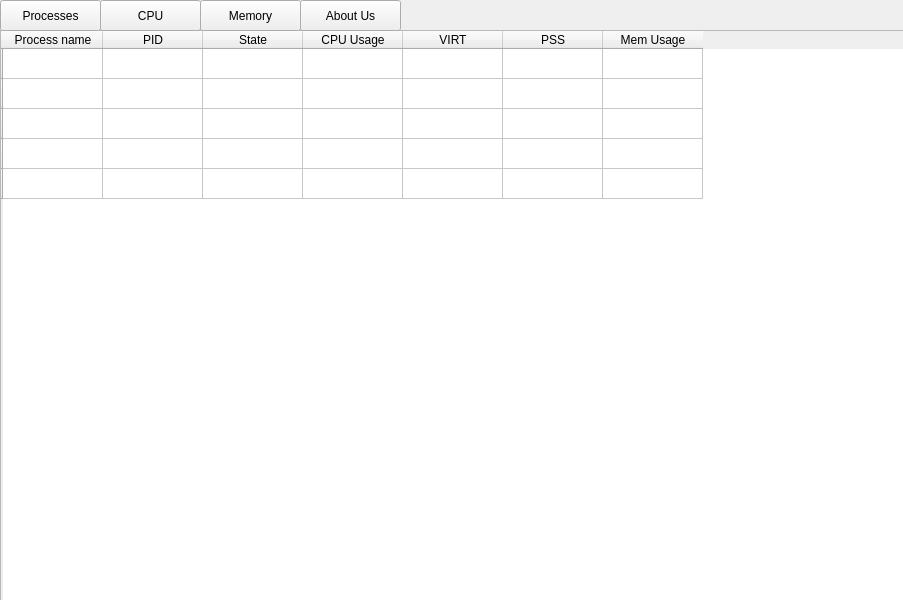
Above: mainwindow.ui from sophiakravchuk/OSLinux_Statistic before the change. Below: the same form after it.
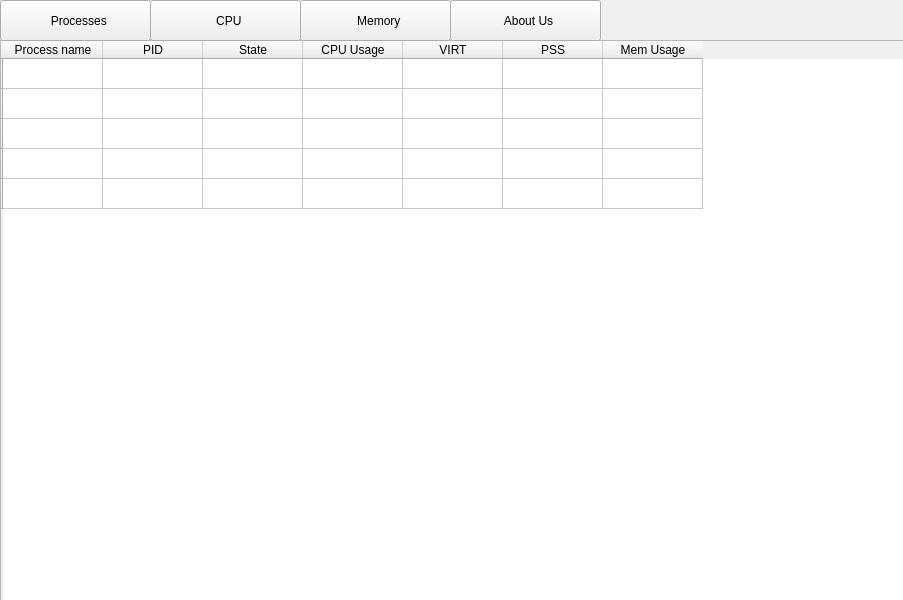
That is the form after the change. Custom widgets are drawn as their Qt base class.

The edit to the form file:
```diff
--- a/mainwindow.ui
+++ b/mainwindow.ui
@@ -17,40 +17,40 @@
    <widget class="QPushButton" name="AboutUs_Button">
     <property name="geometry">
      <rect>
-      <x>300</x>
+      <x>450</x>
       <y>0</y>
-      <width>101</width>
-      <height>31</height>
+      <width>151</width>
+      <height>41</height>
      </rect>
     </property>
     <property name="text">
-     <string>About Us</string>
+     <string>  About Us</string>
     </property>
    </widget>
    <widget class="QPushButton" name="Memory_Button">
     <property name="geometry">
      <rect>
-      <x>200</x>
+      <x>300</x>
       <y>0</y>
-      <width>101</width>
-      <height>31</height>
+      <width>151</width>
+      <height>41</height>
      </rect>
     </property>
     <property name="text">
-     <string>Memory</string>
+     <string>  Memory</string>
     </property>
    </widget>
    <widget class="QPushButton" name="CPU_Button">
     <property name="geometry">
      <rect>
-      <x>100</x>
+      <x>150</x>
       <y>0</y>
-      <width>101</width>
-      <height>31</height>
+      <width>151</width>
+      <height>41</height>
      </rect>
     </property>
     <property name="text">
-     <string>CPU</string>
+     <string>  CPU</string>
     </property>
    </widget>
    <widget class="QPushButton" name="Processes_Button">
@@ -58,19 +58,19 @@
      <rect>
       <x>0</x>
       <y>0</y>
-      <width>101</width>
-      <height>31</height>
+      <width>151</width>
+      <height>41</height>
      </rect>
     </property>
     <property name="text">
-     <string>Processes</string>
+     <string>  Processes</string>
     </property>
    </widget>
    <widget class="QStackedWidget" name="stackedWidget">
     <property name="geometry">
      <rect>
       <x>0</x>
-      <y>30</y>
+      <y>40</y>
       <width>911</width>
       <height>581</height>
      </rect>
```
